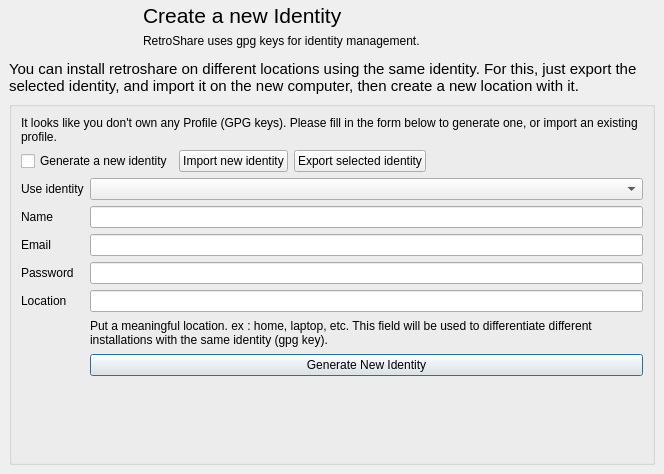
Before: the Qt Designer form retroshare-gui/src/gui/GenCertDialog.ui in RetroShare/RetroShare, drawn with Qt 5.
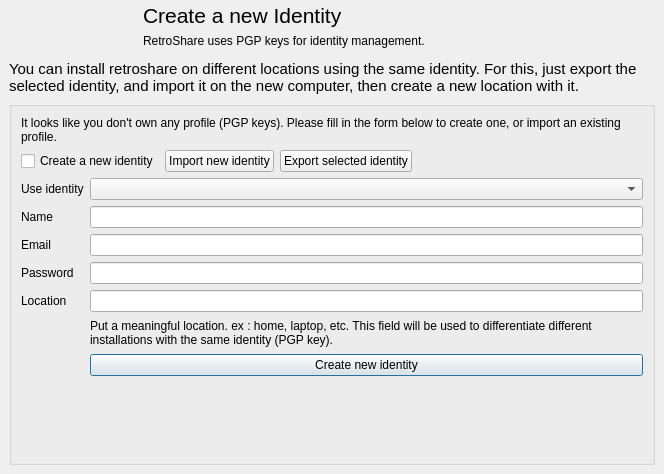
After: the same form once the commit is applied. Icons and pictures are not drawn.

```diff
--- a/retroshare-gui/src/gui/GenCertDialog.ui
+++ b/retroshare-gui/src/gui/GenCertDialog.ui
@@ -54,7 +54,7 @@
          <item row="0" column="0" colspan="2">
           <widget class="QLabel" name="no_gpg_key_label">
            <property name="text">
-            <string>It looks like you don't own any Profile (GPG keys). Please fill in the form below to generate one, or import an existing profile.</string>
+            <string>It looks like you don't own any profile (PGP keys). Please fill in the form below to create one, or import an existing profile.</string>
            </property>
            <property name="wordWrap">
             <bool>true</bool>
@@ -143,7 +143,7 @@
             <number>1</number>
            </property>
            <property name="text">
-            <string>Put a meaningful location. ex : home, laptop, etc. This field will be used to differentiate different installations with the same identity (gpg key).</string>
+            <string>Put a meaningful location. ex : home, laptop, etc. This field will be used to differentiate different installations with the same identity (PGP key).</string>
            </property>
            <property name="scaledContents">
             <bool>false</bool>
@@ -162,7 +162,7 @@
             </size>
            </property>
            <property name="text">
-            <string>Generate New Identity</string>
+            <string>Create new identity</string>
            </property>
            <property name="icon">
             <iconset resource="images.qrc">
@@ -213,7 +213,7 @@
               <string>Your profile is associated to a GPG key</string>
              </property>
              <property name="text">
-              <string>Generate a new identity</string>
+              <string>Create a new identity</string>
              </property>
              <property name="icon">
               <iconset resource="images.qrc">
@@ -328,7 +328,7 @@
         <item>
          <widget class="QLabel" name="headerLabel2">
           <property name="text">
-           <string>RetroShare uses gpg keys for identity management.</string>
+           <string>RetroShare uses PGP keys for identity management.</string>
           </property>
          </widget>
         </item>
```
Left out of the diff: 12 changed lines with no effect on the pictures.
